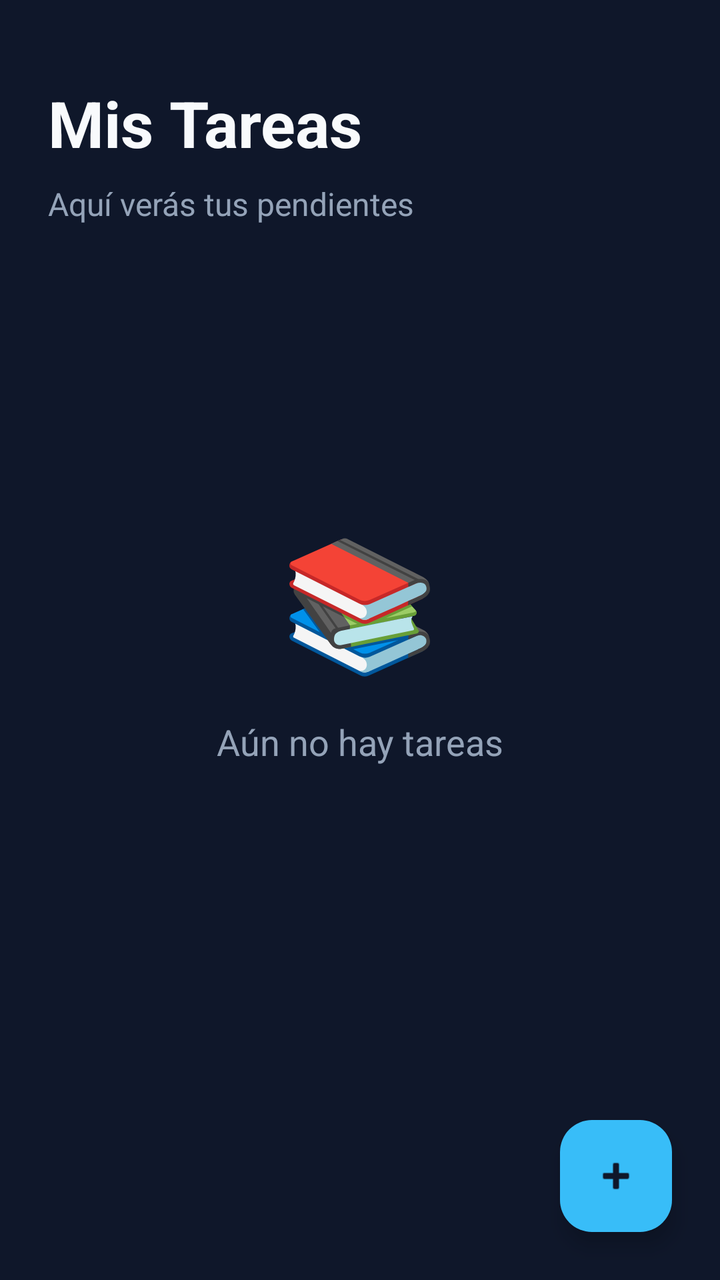
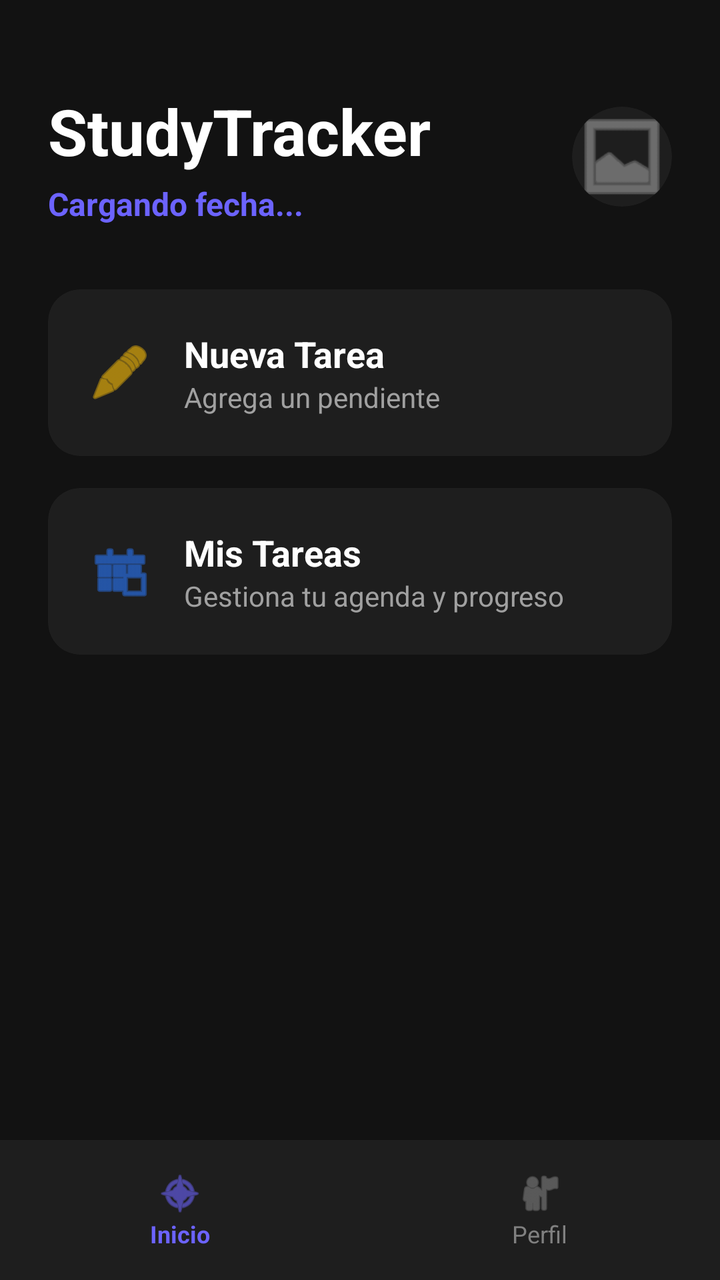

An Android layout rendered at two revisions. The XML below is the earlier revision; the diff shows what the commit changed to produce the second picture.
<!-- AndroidManifest.xml: application theme Theme.StudyTracker -->
<!-- res/layout/activity_main.xml -->
<?xml version="1.0" encoding="utf-8"?>
<androidx.constraintlayout.widget.ConstraintLayout
    xmlns:android="http://schemas.android.com/apk/res/android"
    xmlns:app="http://schemas.android.com/apk/res-auto"
    android:layout_width="match_parent"
    android:layout_height="match_parent"
    android:background="#0F172A"> <TextView
    android:id="@+id/tvDashboardTitle"
    android:layout_width="wrap_content"
    android:layout_height="wrap_content"
    android:layout_marginStart="24dp"
    android:layout_marginTop="40dp"
    android:text="Mis Tareas"
    android:textColor="#F8FAFC"
    android:textSize="32sp"
    android:textStyle="bold"
    app:layout_constraintStart_toStartOf="parent"
    app:layout_constraintTop_toTopOf="parent" />

    <TextView
        android:id="@+id/tvDashboardSubtitle"
        android:layout_width="wrap_content"
        android:layout_height="wrap_content"
        android:layout_marginStart="24dp"
        android:layout_marginTop="8dp"
        android:text="Aquí verás tus pendientes"
        android:textColor="#94A3B8"
        android:textSize="16sp"
        app:layout_constraintStart_toStartOf="parent"
        app:layout_constraintTop_toBottomOf="@id/tvDashboardTitle" />

    <LinearLayout
        android:layout_width="wrap_content"
        android:layout_height="wrap_content"
        android:orientation="vertical"
        android:gravity="center"
        app:layout_constraintTop_toTopOf="parent"
        app:layout_constraintBottom_toBottomOf="parent"
        app:layout_constraintStart_toStartOf="parent"
        app:layout_constraintEnd_toEndOf="parent">

        <TextView
            android:layout_width="wrap_content"
            android:layout_height="wrap_content"
            android:text="📚"
            android:textSize="64sp"/>

        <TextView
            android:layout_width="wrap_content"
            android:layout_height="wrap_content"
            android:layout_marginTop="16dp"
            android:text="Aún no hay tareas"
            android:textColor="#94A3B8"
            android:textSize="18sp"/>
    </LinearLayout>

    <com.google.android.material.floatingactionbutton.FloatingActionButton
        android:id="@+id/fabAddTask"
        android:layout_width="wrap_content"
        android:layout_height="wrap_content"
        android:layout_marginEnd="24dp"
        android:layout_marginBottom="24dp"
        android:backgroundTint="#38BDF8"
        app:tint="#0F172A"
        android:src="@android:drawable/ic_input_add"
        app:layout_constraintBottom_toBottomOf="parent"
        app:layout_constraintEnd_toEndOf="parent" />

</androidx.constraintlayout.widget.ConstraintLayout>
<!-- resources referenced by this layout -->
<resources>
  <style name="Theme.StudyTracker" parent="Base.Theme.StudyTracker" />
  <style name="Base.Theme.StudyTracker" parent="Theme.Material3.DayNight.NoActionBar">
          
          
      </style>
</resources>

<!-- the commit's change to res/layout/activity_main.xml (unified diff, before → after) -->
@@ -4,66 +4,227 @@
     xmlns:app="http://schemas.android.com/apk/res-auto"
     android:layout_width="match_parent"
     android:layout_height="match_parent"
-    android:background="#0F172A"> <TextView
-    android:id="@+id/tvDashboardTitle"
-    android:layout_width="wrap_content"
-    android:layout_height="wrap_content"
-    android:layout_marginStart="24dp"
-    android:layout_marginTop="40dp"
-    android:text="Mis Tareas"
-    android:textColor="#F8FAFC"
-    android:textSize="32sp"
-    android:textStyle="bold"
-    app:layout_constraintStart_toStartOf="parent"
-    app:layout_constraintTop_toTopOf="parent" />
-
-    <TextView
-        android:id="@+id/tvDashboardSubtitle"
-        android:layout_width="wrap_content"
-        android:layout_height="wrap_content"
-        android:layout_marginStart="24dp"
-        android:layout_marginTop="8dp"
-        android:text="Aquí verás tus pendientes"
-        android:textColor="#94A3B8"
-        android:textSize="16sp"
-        app:layout_constraintStart_toStartOf="parent"
-        app:layout_constraintTop_toBottomOf="@id/tvDashboardTitle" />
-
+    android:background="#121212">
+
+    
+    <androidx.core.widget.NestedScrollView
+        android:layout_width="match_parent"
+        android:layout_height="0dp"
+        android:fillViewport="true"
+        app:layout_constraintTop_toTopOf="parent"
+        app:layout_constraintBottom_toTopOf="@+id/bottomNavBar">
+
+        <LinearLayout
+            android:layout_width="match_parent"
+            android:layout_height="wrap_content"
+            android:orientation="vertical"
+            android:padding="24dp">
+
+            
+            <RelativeLayout
+                android:layout_width="match_parent"
+                android:layout_height="wrap_content"
+                android:layout_marginTop="20dp">
+
+                <LinearLayout
+                    android:layout_width="wrap_content"
+                    android:layout_height="wrap_content"
+                    android:orientation="vertical"
+                    android:layout_alignParentStart="true"
+                    android:layout_centerVertical="true">
+
+                    <TextView
+                        android:id="@+id/tvMainTitle"
+                        android:layout_width="wrap_content"
+                        android:layout_height="wrap_content"
+                        android:text="StudyTracker"
+                        android:textColor="#FFFFFF"
+                        android:textSize="32sp"
+                        android:textStyle="bold" />
+
+                    <TextView
+                        android:id="@+id/tvFechaHoy"
+                        android:layout_width="wrap_content"
+                        android:layout_height="wrap_content"
+                        android:layout_marginTop="4dp"
+                        android:text="Cargando fecha..."
+                        android:textColor="#6C63FF"
+                        android:textSize="16sp"
+                        android:textStyle="bold" />
+                </LinearLayout>
+
+                
+                <androidx.cardview.widget.CardView
+                    android:layout_width="50dp"
+                    android:layout_height="50dp"
+                    android:layout_alignParentEnd="true"
+                    android:layout_centerVertical="true"
+                    app:cardCornerRadius="25dp"
+                    app:cardBackgroundColor="#1E1E1E"
+                    app:cardElevation="0dp">
+
+                    <ImageView
+                        android:layout_width="match_parent"
+                        android:layout_height="match_parent"
+                        android:scaleType="centerCrop"
+                        android:src="@android:drawable/ic_menu_gallery"
+                        app:tint="#A0A0A0"/>
+                </androidx.cardview.widget.CardView>
+            </RelativeLayout>
+
+            
+            <androidx.cardview.widget.CardView
+                android:id="@+id/btnCardRegistrar"
+                android:layout_width="match_parent"
+                android:layout_height="wrap_content"
+                android:layout_marginTop="32dp"
+                android:layout_marginBottom="16dp"
+                android:clickable="true"
+                android:focusable="true"
+                android:foreground="?android:attr/selectableItemBackground"
+                app:cardBackgroundColor="#1E1E1E"
+                app:cardCornerRadius="16dp"
+                app:cardElevation="0dp">
+
+                <LinearLayout
+                    android:layout_width="match_parent"
+                    android:layout_height="wrap_content"
+                    android:gravity="center_vertical"
+                    android:padding="20dp">
+
+                    <ImageView
+                        android:layout_width="32dp"
+                        android:layout_height="32dp"
+                        android:layout_marginEnd="16dp"
+                        android:src="@android:drawable/ic_menu_edit"
+                        app:tint="#FFC107" />
+
+                    <LinearLayout
+                        android:layout_width="0dp"
+                        android:layout_height="wrap_content"
+                        android:layout_weight="1"
+                        android:orientation="vertical">
+
+                        <TextView
+                            android:layout_width="wrap_content"
+                            android:layout_height="wrap_content"
+                            android:text="Nueva Tarea"
+                            android:textColor="#FFFFFF"
+                            android:textSize="18sp"
+                            android:textStyle="bold" />
+
+                        <TextView
+                            android:layout_width="wrap_content"
+                            android:layout_height="wrap_content"
+                            android:text="Agrega un pendiente"
+                            android:textColor="#A0A0A0"
+                            android:textSize="14sp" />
+                    </LinearLayout>
+                </LinearLayout>
+            </androidx.cardview.widget.CardView>
+
+            
+            <androidx.cardview.widget.CardView
+                android:id="@+id/btnCardVerTareas"
+                android:layout_width="match_parent"
+                android:layout_height="wrap_content"
+                android:clickable="true"
+                android:focusable="true"
+                android:foreground="?android:attr/selectableItemBackground"
+                app:cardBackgroundColor="#1E1E1E"
+                app:cardCornerRadius="16dp"
+                app:cardElevation="0dp">
+
+                <LinearLayout
+                    android:layout_width="match_parent"
+                    android:layout_height="wrap_content"
+                    android:gravity="center_vertical"
+                    android:padding="20dp">
+
+                    <ImageView
+                        android:layout_width="32dp"
+                        android:layout_height="32dp"
+                        android:layout_marginEnd="16dp"
+                        android:src="@android:drawable/ic_menu_today"
+                        app:tint="#2979FF" />
+
+                    <LinearLayout
+                        android:layout_width="0dp"
+                        android:layout_height="wrap_content"
+                        android:layout_weight="1"
+                        android:orientation="vertical">
+
+                        <TextView
+                            android:layout_width="wrap_content"
+                            android:layout_height="wrap_content"
+                            android:text="Mis Tareas"
+                            android:textColor="#FFFFFF"
+                            android:textSize="18sp"
+                            android:textStyle="bold" />
+
+                        <TextView
+                            android:layout_width="wrap_content"
+                            android:layout_height="wrap_content"
+                            android:text="Gestiona tu agenda y progreso"
+                            android:textColor="#A0A0A0"
+                            android:textSize="14sp" />
+                    </LinearLayout>
+                </LinearLayout>
+            </androidx.cardview.widget.CardView>
+
+        </LinearLayout>
+    </androidx.core.widget.NestedScrollView>
+
+    
     <LinearLayout
-        android:layout_width="wrap_content"
-        android:layout_height="wrap_content"
-        android:orientation="vertical"
+        android:id="@+id/bottomNavBar"
+        android:layout_width="match_parent"
+        android:layout_height="70dp"
+        android:background="#1E1E1E"
+        android:orientation="horizontal"
         android:gravity="center"
-        app:layout_constraintTop_toTopOf="parent"
-        app:layout_constraintBottom_toBottomOf="parent"
-        app:layout_constraintStart_toStartOf="parent"
-        app:layout_constraintEnd_toEndOf="parent">
-
-        <TextView
-            android:layout_width="wrap_content"
-            android:layout_height="wrap_content"
-            android:text="📚"
-            android:textSize="64sp"/>
-
-        <TextView
-            android:layout_width="wrap_content"
-            android:layout_height="wrap_content"
-            android:layout_marginTop="16dp"
-            android:text="Aún no hay tareas"
-            android:textColor="#94A3B8"
-            android:textSize="18sp"/>
+        app:layout_constraintBottom_toBottomOf="parent">
+
+        
+        <LinearLayout
+            android:layout_width="0dp"
+            android:layout_height="match_parent"
+            android:layout_weight="1"
+            android:gravity="center"
+            android:orientation="vertical">
+            <ImageView
+                android:layout_width="24dp"
+                android:layout_height="24dp"
+                android:src="@android:drawable/ic_menu_compass"
+                app:tint="#6C63FF" />
+            <TextView
+                android:layout_width="wrap_content"
+                android:layout_height="wrap_content"
+                android:text="Inicio"
+                android:textColor="#6C63FF"
+                android:textSize="12sp"
+                android:textStyle="bold"/>
+        </LinearLayout>
+
+        
+        <LinearLayout
+            android:layout_width="0dp"
+            android:layout_height="match_parent"
+            android:layout_weight="1"
+            android:gravity="center"
+            android:orientation="vertical">
+            <ImageView
+                android:layout_width="24dp"
+                android:layout_height="24dp"
+                android:src="@android:drawable/ic_menu_myplaces"
+                app:tint="#808080" />
+            <TextView
+                android:layout_width="wrap_content"
+                android:layout_height="wrap_content"
+                android:text="Perfil"
+                android:textColor="#808080"
+                android:textSize="12sp"/>
+        </LinearLayout>
     </LinearLayout>
 
-    <com.google.android.material.floatingactionbutton.FloatingActionButton
-        android:id="@+id/fabAddTask"
-        android:layout_width="wrap_content"
-        android:layout_height="wrap_content"
-        android:layout_marginEnd="24dp"
-        android:layout_marginBottom="24dp"
-        android:backgroundTint="#38BDF8"
-        app:tint="#0F172A"
-        android:src="@android:drawable/ic_input_add"
-        app:layout_constraintBottom_toBottomOf="parent"
-        app:layout_constraintEnd_toEndOf="parent" />
-
 </androidx.constraintlayout.widget.ConstraintLayout>
